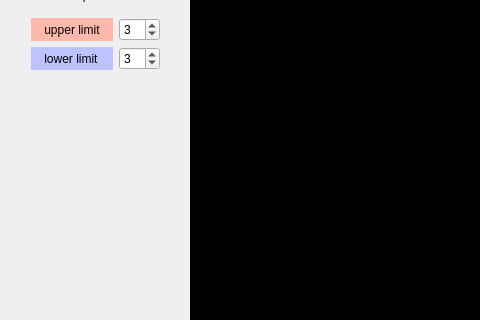
Above: mainwindow.ui from Liu8018/ConwayLifeGame before the change; both pictures show x 0 to 480 and y 338 to 658 of the 1309 by 740 pixel window. Below: the same form after it.
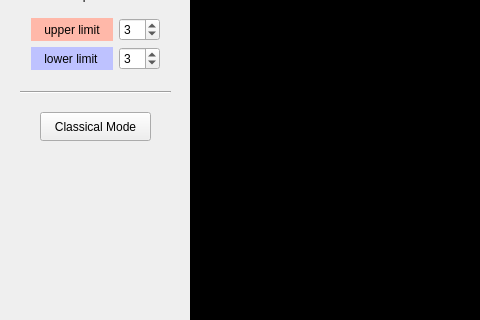
That is the form after the change.

```diff
--- a/mainwindow.ui
+++ b/mainwindow.ui
@@ -52,7 +52,7 @@
     <property name="geometry">
      <rect>
       <x>60</x>
-      <y>450</y>
+      <y>560</y>
       <width>71</width>
       <height>17</height>
      </rect>
@@ -61,6 +61,32 @@
      <string/>
     </property>
    </widget>
+   <widget class="QPushButton" name="ClassicalMode_pushButton">
+    <property name="geometry">
+     <rect>
+      <x>40</x>
+      <y>450</y>
+      <width>111</width>
+      <height>29</height>
+     </rect>
+    </property>
+    <property name="text">
+     <string>Classical Mode</string>
+    </property>
+   </widget>
+   <widget class="Line" name="line_4">
+    <property name="geometry">
+     <rect>
+      <x>20</x>
+      <y>420</y>
+      <width>151</width>
+      <height>20</height>
+     </rect>
+    </property>
+    <property name="orientation">
+     <enum>Qt::Horizontal</enum>
+    </property>
+   </widget>
    <widget class="QWidget" name="">
     <property name="geometry">
      <rect>
```
